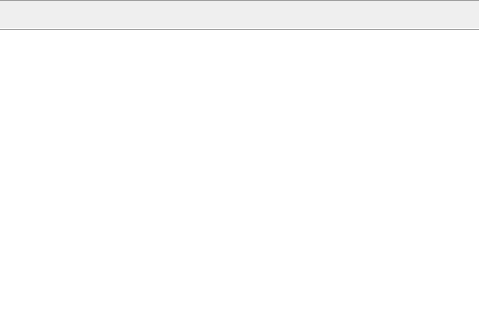
Before: the Qt Designer form jal/ui/reports/holdings_report.ui in titov-vv/jal, drawn with Qt 5; both pictures show x 586 to 1066 and y 0 to 320 of the 1066 by 589 pixel window.
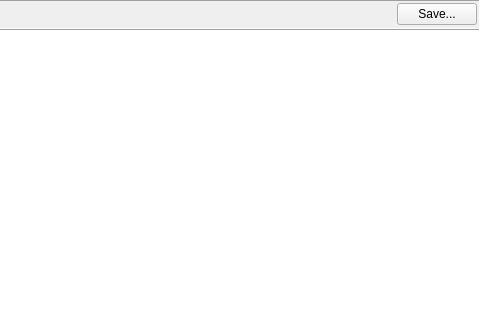
After: the same form once the commit is applied. Custom widgets are drawn as their Qt base class.

Commit message: Class XLSX was extended with ability to save JAL reports to Excel format. Holdings and P&L reports were extended with "Save" button to utilize this capability.

The edit to the form file:
```diff
--- a/jal/ui/reports/holdings_report.ui
+++ b/jal/ui/reports/holdings_report.ui
@@ -99,6 +99,13 @@
         </property>
        </spacer>
       </item>
+      <item>
+       <widget class="QPushButton" name="SaveButton">
+        <property name="text">
+         <string>Save...</string>
+        </property>
+       </widget>
+      </item>
      </layout>
     </widget>
    </item>
```
Left out of the diff: 2 changed lines with no effect on the pictures. The commit also changes 12 other files.
